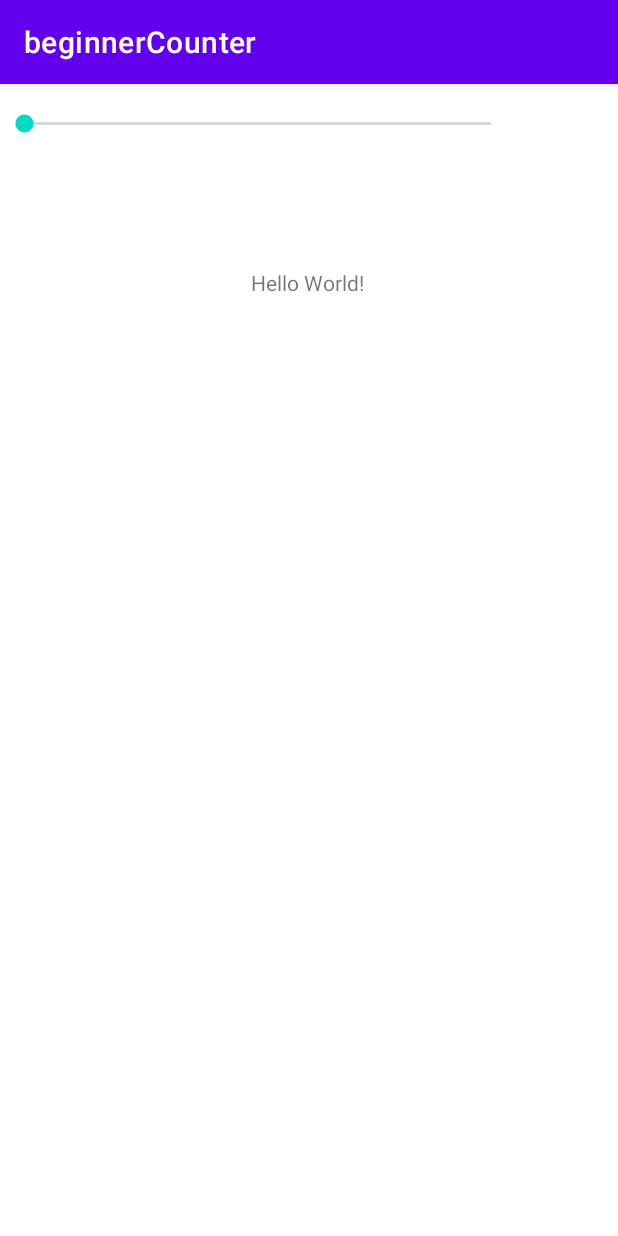
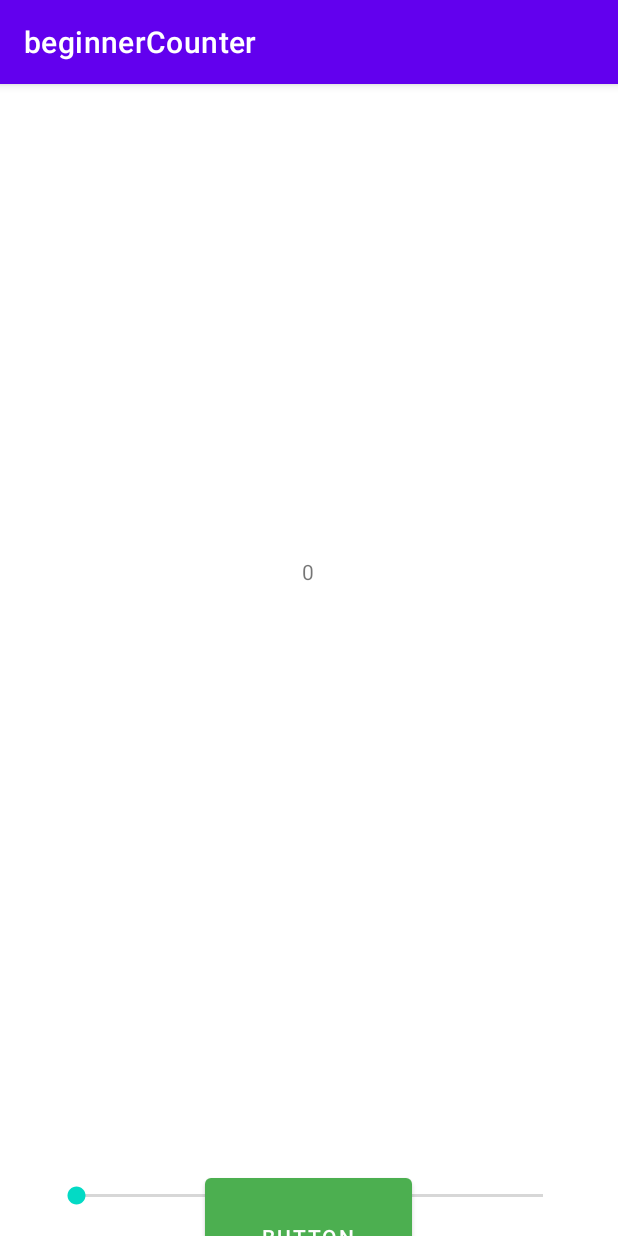
Before and after one commit to jpromanonet/beginnerCounterWithKotlin, an Android app: the screen it shows after launch (MainActivity), on a phone screen of 412 x 824 dp. Run offline under Robolectric (Android 15) with nearby library versions, the phone set to English and light mode, and no system bars.

Commit message:
Text view modification

```diff
--- a/app/src/main/res/layout/activity_main.xml
+++ b/app/src/main/res/layout/activity_main.xml
@@ -10,18 +10,35 @@
         android:id="@+id/seekBar"
         android:layout_width="343dp"
         android:layout_height="53dp"
-        tools:layout_editor_absoluteX="34dp"
-        tools:layout_editor_absoluteY="339dp" />
+        app:layout_constraintBottom_toBottomOf="parent"
+        app:layout_constraintEnd_toEndOf="parent"
+        app:layout_constraintStart_toStartOf="parent"
+        app:layout_constraintTop_toBottomOf="@+id/textView" />
 
     <TextView
+        android:id="@+id/textView_progress"
         android:layout_width="wrap_content"
         android:layout_height="wrap_content"
-        android:text="Hello World!"
+        android:text="0"
         app:layout_constraintBottom_toBottomOf="parent"
         app:layout_constraintHorizontal_bias="0.498"
         app:layout_constraintLeft_toLeftOf="parent"
         app:layout_constraintRight_toRightOf="parent"
         app:layout_constraintTop_toTopOf="parent"
-        app:layout_constraintVertical_bias="0.164" />
+        app:layout_constraintVertical_bias="0.421" />
+
+    <Button
+        android:id="@+id/button"
+        android:layout_width="138dp"
+        android:layout_height="90dp"
+        android:layout_marginTop="56dp"
+        android:text="Button"
+        app:backgroundTint="#4CAF50"
+        app:layout_constraintBottom_toBottomOf="parent"
+        app:layout_constraintEnd_toEndOf="parent"
+        app:layout_constraintHorizontal_bias="0.498"
+        app:layout_constraintStart_toStartOf="parent"
+        app:layout_constraintTop_toBottomOf="@+id/seekBar"
+        app:layout_constraintVertical_bias="0.0" />
 
 </androidx.constraintlayout.widget.ConstraintLayout>
```
